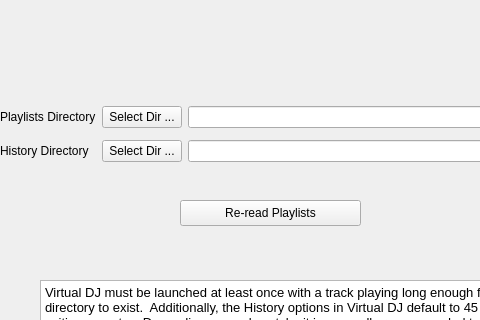
Before: the Qt Designer form nowplaying/resources/inputs_virtualdj_ui.ui in e1miran/Now-Playing-Serato, drawn with Qt 5; both pictures show x 0 to 480 and y 0 to 320 of the 640 by 480 pixel window.
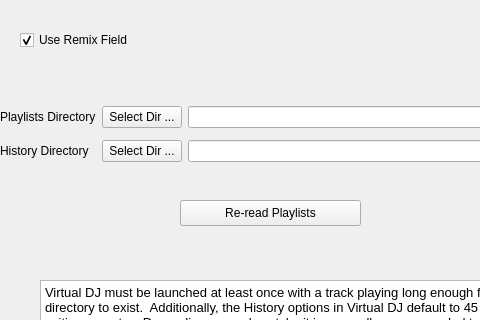
After: the same form once the commit is applied.

Commit message: Add ability to disable VDJ remix field (#780)

```diff
--- a/nowplaying/resources/inputs_virtualdj_ui.ui
+++ b/nowplaying/resources/inputs_virtualdj_ui.ui
@@ -95,6 +95,22 @@
     <string>Re-read Playlists</string>
    </property>
   </widget>
+  <widget class="QCheckBox" name="remix_checkbox">
+   <property name="geometry">
+    <rect>
+     <x>20</x>
+     <y>30</y>
+     <width>131</width>
+     <height>20</height>
+    </rect>
+   </property>
+   <property name="text">
+    <string>Use Remix Field</string>
+   </property>
+   <property name="checked">
+    <bool>true</bool>
+   </property>
+  </widget>
  </widget>
  <resources/>
  <connections/>
```
The commit also changes 4 other files.
